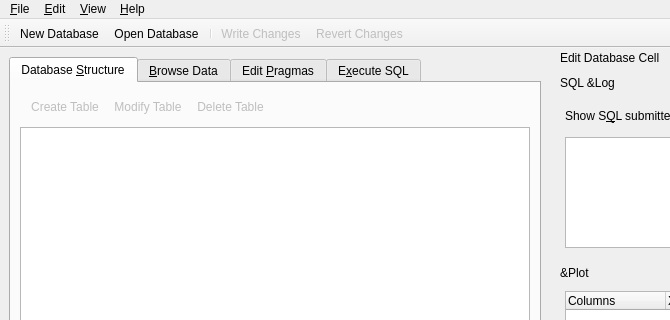
Above: src/MainWindow.ui from sqlitebrowser/sqlitebrowser before the change; both pictures show x 0 to 670 and y 0 to 320 of the 1037 by 630 pixel window. Below: the same form after it.
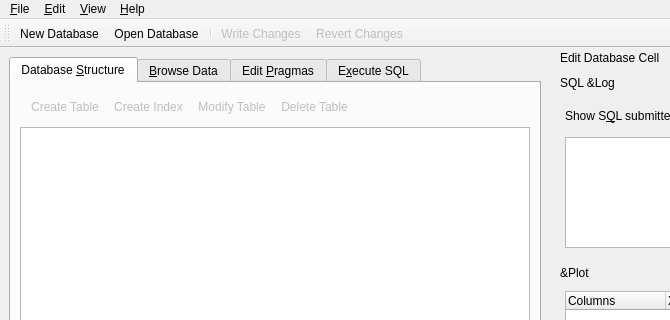
That is the form after the change. Icons and pictures are not drawn. Custom widgets are drawn as their Qt base class.

Commit message:
Update CreateIndex dialog and actions
- change first column size to fit the dialog width
- fix columns table not resizing on dialog resize
- fix Delete Table button losing the icon when selecting a tree header
- add create index action in the Database Structure toolbar

Related to #701

```diff
--- a/src/MainWindow.ui
+++ b/src/MainWindow.ui
@@ -38,6 +38,7 @@
            <enum>Qt::ToolButtonTextBesideIcon</enum>
           </property>
           <addaction name="editCreateTableAction"/>
+          <addaction name="editCreateIndexAction"/>
           <addaction name="editModifyTableAction"/>
           <addaction name="editDeleteObjectAction"/>
          </widget>
```
The commit also changes 3 other files.
